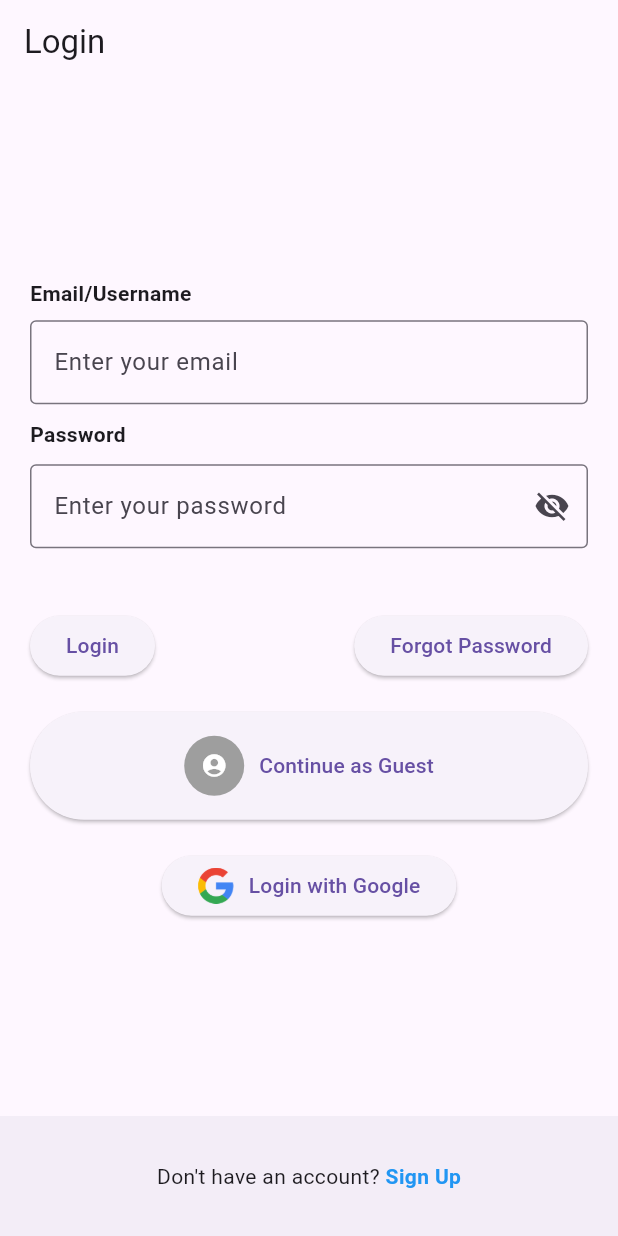
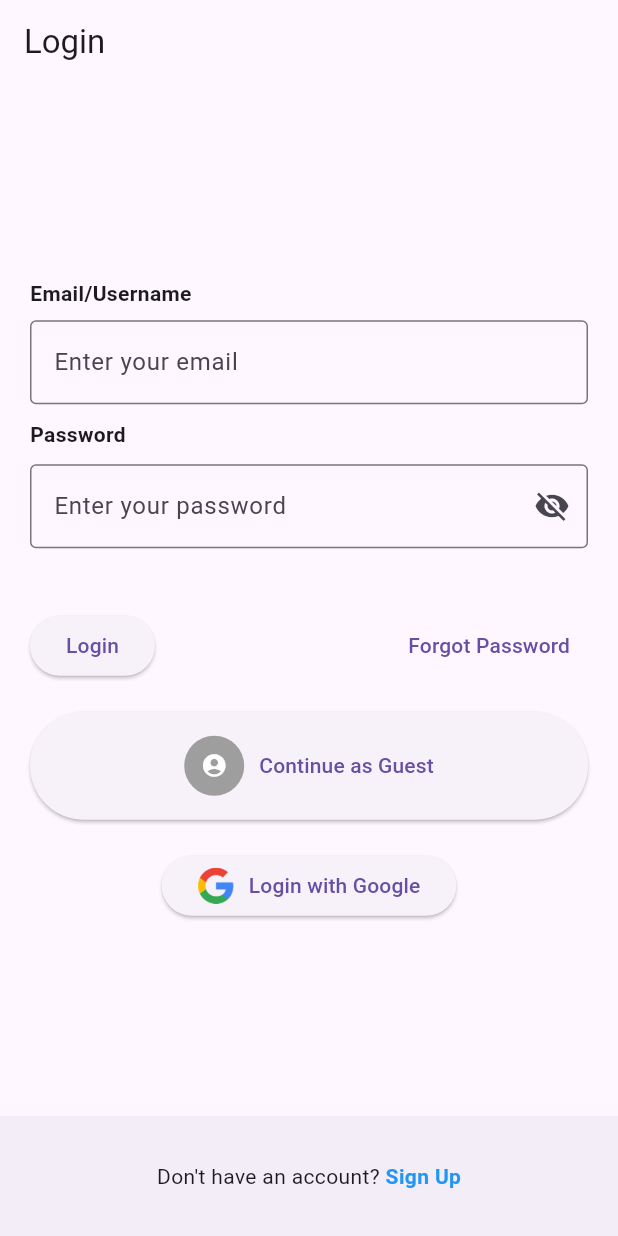
Before and after one commit to godwinsallah16/swiftfeed, a Flutter app: the screen it shows after launch, after a tap on "Login with Google", on a phone screen of 412 x 824 dp. Run offline on Flutter 3.47's test engine with Material 3 defaults, Android fonts, the phone set to English and light mode, and no system bars; our stand-ins replace cloud_firestore, firebase_auth, firebase_core, google_sign_in; accounts and stored records are empty; network calls fail.

Commit message:
authentication_and_logo_almost_done

```diff
--- a/lib/authentication/login/account_login/screens/login_button.dart
+++ b/lib/authentication/login/account_login/screens/login_button.dart
@@ -5,14 +5,14 @@ class LoginButton extends StatelessWidget {
   final TextEditingController emailController;
   final TextEditingController passwordController;
   final VoidCallback onLogin;
-  final bool isLoading; // New property for loading state
+  final bool isLoading; // Add this line
 
   const LoginButton({
     super.key,
     required this.emailController,
     required this.passwordController,
     required this.onLogin,
-    required this.isLoading, // Pass loading state as a parameter
+    required this.isLoading, // Add this line
   });
 
   @override
@@ -20,14 +20,7 @@ class LoginButton extends StatelessWidget {
     return ElevatedButton(
       onPressed: isLoading ? null : onLogin, // Disable button when loading
       child: isLoading
-          ? const SizedBox(
-              width: 20,
-              height: 20,
-              child: CircularProgressIndicator(
-                strokeWidth: 2,
-                valueColor: AlwaysStoppedAnimation<Color>(Colors.white),
-              ),
-            )
+          ? const CircularProgressIndicator() // Show loading indicator
           : const Text('Login'),
     );
   }
--- a/lib/authentication/login/anon_login/services/anonymous_signin.dart
+++ b/lib/authentication/login/anon_login/services/anonymous_signin.dart
@@ -7,7 +7,7 @@ class AnonymousSignin {
     try {
       return (await _auth.signInAnonymously()).user;
     } catch (e) {
-      print('Error signing in anonymously: $e');
+      // print('Error signing in anonymously: $e');
       return null;
     }
   }
--- a/lib/authentication/login/forms/email_username_form.dart
+++ b/lib/authentication/login/forms/email_username_form.dart
@@ -104,9 +104,9 @@ class _EmailUsernameFormState extends State<EmailUsernameForm> {
                 emailController: _emailUsernameController,
                 passwordController: _passwordController,
                 onLogin: _login,
-                isLoading: _isLoading,
+                isLoading: _isLoading, // Pass isLoading to LoginButton
               ),
-              ElevatedButton(
+              TextButton(
                 onPressed: () {
                   if (_emailUsernameController.text.isNotEmpty) {
                     // Email is provided, initiate password reset
@@ -137,7 +137,7 @@ class _EmailUsernameFormState extends State<EmailUsernameForm> {
         Navigator.pushReplacementNamed(context, '/', arguments: user);
       } else {
         // Handle null user (shouldn't happen in normal cases)
-        print('Login failed. User is null.');
+        // print('Login failed. User is null.');
       }
     } on FirebaseAuthException catch (e) {
       // Handle FirebaseAuthException and set error message
@@ -197,7 +197,7 @@ class _EmailUsernameFormState extends State<EmailUsernameForm> {
                 if (_formKey.currentState?.validate() ?? false) {
                   // Implement logic to handle the entered email
                   // For simplicity, I'm just printing it here
-                  print('Entered email: ${_emailUsernameController.text}');
+                  // print('Entered email: ${_emailUsernameController.text}');
                   Navigator.pop(context);
                 }
               },
--- a/lib/authentication/login/gmail/sign_in..dart
+++ b/lib/authentication/login/gmail/sign_in..dart
@@ -22,7 +22,7 @@ class GoogleSignin {
         User? user = authResult.user;
 
         if (user != null) {
-          print('User signed in: ${user.displayName}');
+          // print('User signed in: ${user.displayName}');
           // Perform further actions, e.g., navigate to the next screen
         }
 
@@ -31,7 +31,7 @@ class GoogleSignin {
         return null; // User canceled the sign-in
       }
     } catch (error) {
-      print(error);
+      // print(error);
       return null;
     }
   }
--- a/lib/authentication/login/screens/gmail_button.dart
+++ b/lib/authentication/login/screens/gmail_button.dart
@@ -31,7 +31,7 @@ class GmailButton extends StatelessWidget {
           );
         } else {
           // Handle sign-in failure, display an error message if needed
-          print('Sign-in with Google failed');
+          // print('Sign-in with Google failed');
         }
       },
       child: Row(
--- a/lib/authentication/signup/forms/signup_form.dart
+++ b/lib/authentication/signup/forms/signup_form.dart
@@ -193,7 +193,7 @@ class _SignUpFormState extends State<SignUpForm> {
                     );
                   } else {
                     // Handle signup failure, display an error message if needed
-                    print('Signup failed');
+                    // print('Signup failed');
                   }
                 }
               },
--- a/lib/authentication/signup/services/email/sign_up.dart
+++ b/lib/authentication/signup/services/email/sign_up.dart
@@ -33,7 +33,7 @@ class EmailSignup {
 
       return updatedUser;
     } catch (e) {
-      print('Error signing up with email and password: $e');
+      // print('Error signing up with email and password: $e');
       return null;
     }
   }
--- a/lib/main.dart
+++ b/lib/main.dart
@@ -1,5 +1,4 @@
 import 'package:firebase_auth/firebase_auth.dart';
-import 'package:firebase_core/firebase_core.dart';
 import 'package:flutter/material.dart';
 import 'package:swiftfeed/authentication/login/account_login/models/account_user.dart';
 import 'package:swiftfeed/authentication/login/anon_login/services/anon_user_converter.dart';
@@ -9,7 +8,6 @@ import 'package:swiftfeed/utils/main_screen.dart';
 
 void main() async {
   WidgetsFlutterBinding.ensureInitialized();
-  await Firebase.initializeApp();
   runApp(const MyApp());
 }
 
--- a/lib/startapp/splash_screen.dart
+++ b/lib/startapp/splash_screen.dart
@@ -44,7 +44,7 @@ class _SplashScreenState extends State<SplashScreen> {
           mainAxisAlignment: MainAxisAlignment.center,
           children: [
             Image.asset(
-              'assets/images/swift_logo.png',
+              'assets/logos/swift_logo.png',
               width: 100,
               height: 100,
             ),
--- a/lib/startapp/wrapper.dart
+++ b/lib/startapp/wrapper.dart
@@ -1,5 +1,6 @@
 // wrapper.dart
 import 'package:firebase_auth/firebase_auth.dart';
+import 'package:firebase_core/firebase_core.dart';
 import 'package:flutter/material.dart';
 import 'package:swiftfeed/authentication/login/account_login/models/account_user.dart';
 import 'package:swiftfeed/authentication/login/anon_login/services/anon_user_converter.dart';
@@ -8,6 +9,7 @@ import 'package:swiftfeed/utils/main_screen.dart';
 
 class Wrapper {
   static Future<Widget> initializeApp() async {
+    await Firebase.initializeApp();
     try {
       FirebaseAuth auth = FirebaseAuth.instance;
 
@@ -19,7 +21,7 @@ class Wrapper {
         return const LoginScreen();
       }
     } catch (e) {
-      print('Error initializing app: $e');
+      // print('Error initializing app: $e');
       return const LoginScreen();
     }
   }
--- a/pubspec.yaml
+++ b/pubspec.yaml
@@ -39,6 +39,7 @@ dependencies:
   firebase_auth: ^4.15.3
   cloud_firestore: ^4.13.6
   google_sign_in: ^6.2.1
+  flutter_launcher_icons: ^0.13.1
 
 dev_dependencies:
   flutter_test:
@@ -53,7 +54,10 @@ dev_dependencies:
 
 # For information on the generic Dart part of this file, see the
 # following page: https://dart.dev/tools/pub/pubspec
-
+flutter_icons:
+  android: true
+  ios: true
+  image_path: "assets/logos/swift_logo.png"
 # The following section is specific to Flutter packages.
 flutter:
 
```
Also changed, not shown: lib/authentication/login/screens/anonymous_button.dart (+4 -4 lines), assets/logos/swift_logo.png (renamed from assets/images/swift_logo.png), pubspec.lock, 21 other files.
